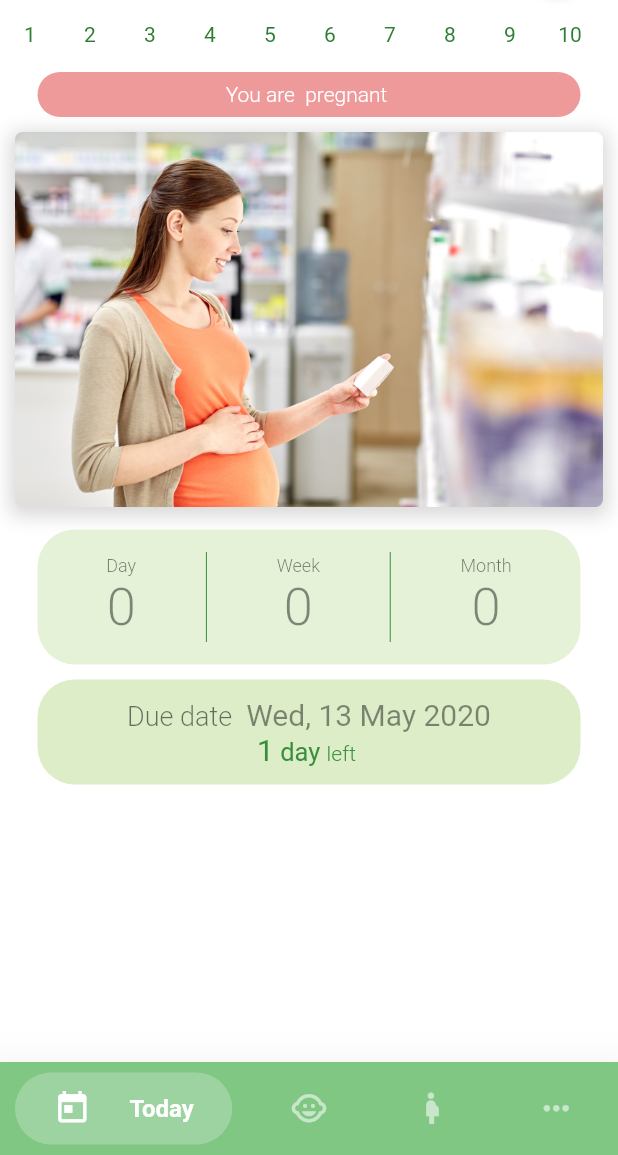
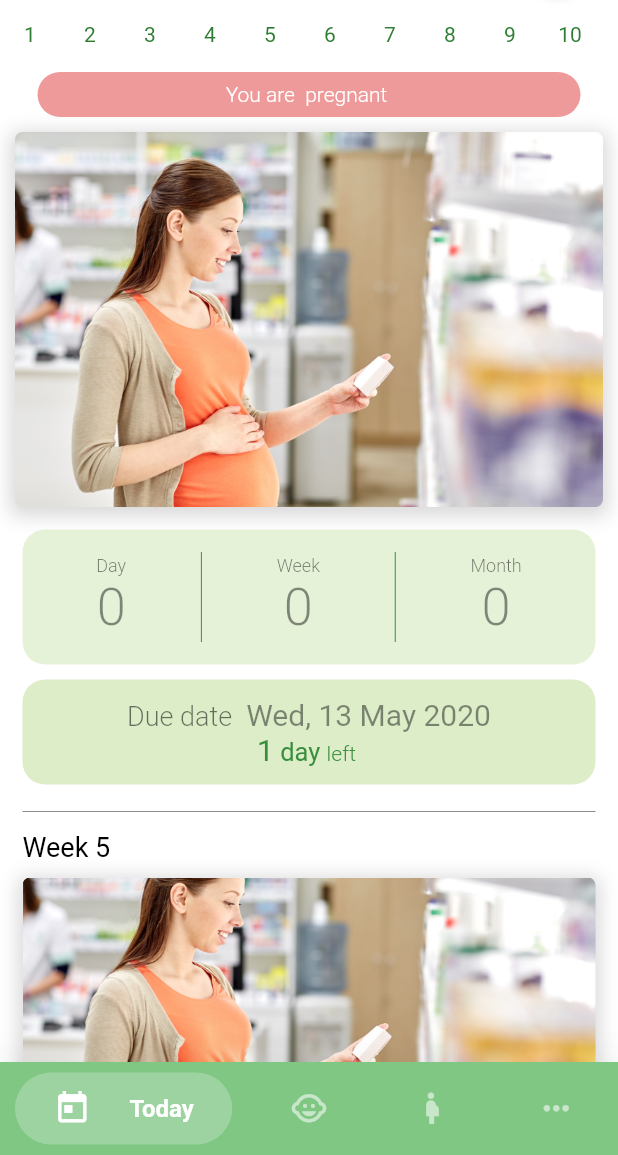
Before and after one commit to chanakaCP/pregnancy_tracking_app, a Flutter app: the Home screen opened directly with empty values, on a phone screen of 412 x 824 dp, the part 81-1236 px from its top. Run offline on Flutter 3.47's test engine with Material 2 defaults, Android fonts, the phone set to English and light mode, and no system bars; drawn by our look-alikes of bubble_bottom_bar, expandable, percent_indicator; our stand-ins replace cloud_firestore, firebase_auth; missing offline and left inert: indexed_list_view; accounts and stored records are empty.

Commit message:
UI changes

```diff
--- a/lib/Screens/home.dart
+++ b/lib/Screens/home.dart
@@ -43,6 +43,7 @@ class _HomeState extends State<Home> {
     return StreamBuilder(
       stream: userStream,
       builder: (context, currentUserSnap) {
+        if (currentUserSnap.hasData && currentUserSnap.data.exists) {
           this.currentUser.name = currentUserSnap.data["name"];
           this.currentUser.age = currentUserSnap.data["age"];
           this.currentUser.userId = currentUserSnap.data["userId"];
@@ -64,17 +65,7 @@ class _HomeState extends State<Home> {
                             crossAxisAlignment: CrossAxisAlignment.start,
                             children: <Widget>[
                               Text(
-                              (() {
-                                if (_currentIndex == 0) {
-                                  return 'Good Mornning';
-                                } else if (_currentIndex == 1) {
-                                  return 'Baby`s';
-                                } else if (_currentIndex == 2) {
-                                  return 'Mother`s';
-                                } else {
-                                  return 'More';
-                                }
-                              }()),
+                                getTitle(_currentIndex),
                                 style: TextStyle(
                                   fontSize: 20.0,
                                   fontWeight: FontWeight.w200,
@@ -82,9 +73,11 @@ class _HomeState extends State<Home> {
                                 ),
                               ),
                               Text(
-                              (_currentIndex == 0)
+                                (currentUserSnap.hasData)
+                                    ? (_currentIndex == 0)
                                         ? this.currentUser.name.split(" ")[0]
-                                  : 'Development',
+                                        : 'Development'
+                                    : '',
                                 style: TextStyle(
                                   fontSize: 14.0,
                                   fontWeight: FontWeight.w400,
@@ -193,7 +186,30 @@ class _HomeState extends State<Home> {
               ),
             ),
           );
+        } else {
+          return Container();
+        }
       },
     );
   }
+
+  String getTitle(currentIndex) {
+    String title;
+    switch (currentIndex) {
+      case 0:
+        title = 'Good Mornning';
+        break;
+      case 1:
+        title = 'Baby`s';
+        break;
+      case 2:
+        title = 'Mother`s';
+        break;
+      case 3:
+        title = 'More';
+        break;
+      default:
     }
+    return title;
+  }
+}
--- a/lib/Screens/today.dart
+++ b/lib/Screens/today.dart
@@ -4,6 +4,7 @@ import 'package:pregnancy_tracking_app/models/pregnancy.dart';
 import 'package:pregnancy_tracking_app/models/user.dart';
 import 'package:pregnancy_tracking_app/shared/shared.dart';
 import 'package:intl/intl.dart';
+import 'package:pregnancy_tracking_app/widget/tipWidget.dart';
 
 class Today extends StatefulWidget {
   User currentUser = User();
@@ -15,6 +16,7 @@ class Today extends StatefulWidget {
 class _TodayState extends State<Today> {
   Shared shared = Shared();
   Pregnancy pregnancy = Pregnancy();
+  TipWidget tipWidget = TipWidget();
   int _selectedIndex;
 
   @override
@@ -64,6 +66,7 @@ class _TodayState extends State<Today> {
           SizedBox(height: 5.0),
           buildCountRow(),
           buildDueRow(),
+          tipWidget,
         ],
       ),
     );
@@ -190,14 +193,14 @@ class _TodayState extends State<Today> {
 
   buildCountRow() {
     return Container(
-      padding: EdgeInsets.only(left: 25.0, right: 25.0),
+      padding: EdgeInsets.only(left: 15.0, right: 15.0),
       height: 90.0,
       width: double.infinity,
       child: Container(
         decoration: BoxDecoration(
           color: Colors.lightGreen[100].withOpacity(0.7),
           borderRadius: BorderRadius.all(
-            Radius.circular(25.0),
+            Radius.circular(15.0),
           ),
         ),
         child: Row(
@@ -286,14 +289,14 @@ class _TodayState extends State<Today> {
   buildDueRow() {
     return Container(
       margin: EdgeInsets.only(top: 10.0),
-      padding: EdgeInsets.only(left: 25.0, right: 25.0),
+      padding: EdgeInsets.only(left: 15.0, right: 15.0),
       height: 70.0,
       width: double.infinity,
       child: Container(
         decoration: BoxDecoration(
           color: Colors.lightGreen[100],
           borderRadius: BorderRadius.all(
-            Radius.circular(25.0),
+            Radius.circular(15.0),
           ),
         ),
         child: Column(
--- /dev/null
+++ b/lib/widget/tipWidget.dart
@@ -0,0 +1,158 @@
+import 'package:flutter/material.dart';
+import 'package:expandable/expandable.dart';
+
+class TipWidget extends StatelessWidget {
+  String text1 =
+      "It is a long established fact that a reader will be distracted by the readable content of a page when looking at its layout. The point of using Lorem Ipsum is that it has a more-or-less normal distribution of letters, as opposed to using 'Content here, content here', making it look like readable English. Many desktop publishing packages and web page editors now use Lorem Ipsum as their default model text, and a search for 'lorem ipsum' will uncover many web sites still in their infancy. Various versions have evolved over the years, sometimes by accident, sometimes on purpose (injected humour and the like).";
+  String text2 =
+      "Lorem Ipsum is simply dummy text of the printing and typesetting industry. Lorem Ipsum has been the industry's standard dummy text ever since the 1500s, when an unknown printer took a galley of type and scrambled it to make a type specimen book. It has survived not only five centuries, but also the leap into electronic typesetting, remaining essentially unchanged. It was popularised in the 1960s with the release of Letraset sheets containing Lorem Ipsum passages, and more recently with desktop publishing software like Aldus PageMaker including versions of Lorem Ipsum.";
+  @override
+  Widget build(BuildContext context) {
+    return Column(
+      children: <Widget>[
+        SizedBox(height: 10.0),
+        Divider(
+          color: Colors.black45,
+          indent: 15.0,
+          endIndent: 15.0,
+        ),
+        Container(
+          margin: EdgeInsets.only(left: 15.0, right: 15.0, top: 5.0),
+          child: ExpandableTheme(
+            data: ExpandableThemeData(
+              useInkWell: true,
+              animationDuration: const Duration(milliseconds: 500),
+              hasIcon: false,
+              tapBodyToCollapse: true,
+              tapHeaderToExpand: true,
+              crossFadePoint: 0.5,
+              tapBodyToExpand: true,
+            ),
+            child: ExpandablePanel(
+              header: Column(
+                crossAxisAlignment: CrossAxisAlignment.start,
+                children: <Widget>[
+                  Text(
+                    "Week 5",
+                    style: TextStyle(
+                      fontWeight: FontWeight.w400,
+                      fontSize: 18.0,
+                      color: Colors.black,
+                    ),
+                  ),
+                  Container(
+                    margin: EdgeInsets.only(bottom: 10.0, top: 10.0),
+                    height: 150.0,
+                    width: double.infinity,
+                    decoration: BoxDecoration(
+                      boxShadow: [
+                        BoxShadow(
+                          color: Colors.grey.withOpacity(0.4),
+                          spreadRadius: 3,
+                          blurRadius: 10,
+                          offset: Offset(0, 3),
+                        ),
+                      ],
+                      image: DecorationImage(
+                        image: AssetImage("images/women.jpg"),
+                        fit: BoxFit.cover,
+                      ),
+                      borderRadius: BorderRadius.all(Radius.circular(5)),
+                    ),
+                  ),
+                ],
+              ),
+              collapsed: Column(
+                children: <Widget>[
+                  Text(
+                    text1,
+                    style: TextStyle(fontSize: 15.0, fontWeight: FontWeight.w300),
+                    maxLines: 5,
+                    overflow: TextOverflow.ellipsis,
+                    softWrap: true,
+                  ),
+                ],
+              ),
+              expanded: Text(
+                text1,
+                style: TextStyle(fontSize: 15.0, fontWeight: FontWeight.w300),
+                softWrap: true,
+              ),
+            ),
+          ),
+        ),
+        SizedBox(height: 10.0),
+        Divider(
+          color: Colors.black45,
+          indent: 15.0,
+          endIndent: 15.0,
+        ),
+        Container(
+          margin: EdgeInsets.only(left: 15.0, right: 15.0, top: 5.0),
+          child: ExpandableTheme(
+            data: ExpandableThemeData(
+              useInkWell: true,
+              animationDuration: const Duration(milliseconds: 500),
+              hasIcon: false,
+              tapBodyToCollapse: true,
+              tapHeaderToExpand: true,
+              crossFadePoint: 0.5,
+              tapBodyToExpand: true,
+            ),
+            child: ExpandablePanel(
+              header: Column(
+                crossAxisAlignment: CrossAxisAlignment.start,
+                children: <Widget>[
+                  Text(
+                    "Daily Tips 15",
+                    style: TextStyle(
+                      fontWeight: FontWeight.w400,
+                      fontSize: 17.0,
+                      color: Colors.black,
+                    ),
+                  ),
+                  Container(
+                    margin: EdgeInsets.only(bottom: 10.0, top: 10.0),
+                    height: 150.0,
+                    width: double.infinity,
+                    decoration: BoxDecoration(
+                      boxShadow: [
+                        BoxShadow(
+                          color: Colors.grey.withOpacity(0.4),
+                          spreadRadius: 3,
+                          blurRadius: 10,
+                          offset: Offset(0, 3),
+                        ),
+                      ],
+                      image: DecorationImage(
+                        image: AssetImage("images/profile.jpg"),
+                        fit: BoxFit.cover,
+                      ),
+                      borderRadius: BorderRadius.all(Radius.circular(5)),
+                    ),
+                  ),
+                ],
+              ),
+              collapsed: Column(
+                children: <Widget>[
+                  Text(
+                    text2,
+                    style: TextStyle(fontSize: 15.0, fontWeight: FontWeight.w300),
+                    maxLines: 5,
+                    overflow: TextOverflow.ellipsis,
+                    softWrap: true,
+                  ),
+                ],
+              ),
+              expanded: Text(
+                text2,
+                style: TextStyle(fontSize: 15.0, fontWeight: FontWeight.w300),
+                softWrap: true,
+              ),
+            ),
+          ),
+        ),
+      ],
+    );
+  }
+}
--- a/pubspec.yaml
+++ b/pubspec.yaml
@@ -29,6 +29,7 @@ dependencies:
   bubble_bottom_bar: ^1.2.0
   percent_indicator: ^2.1.5
   provider: ^4.3.1
+  expandable: ^4.1.4
 
   indexed_list_view: ^1.0.9
 
```
Also changed, not shown: pubspec.lock. Lines whose indentation alone changed are shown as unchanged.
